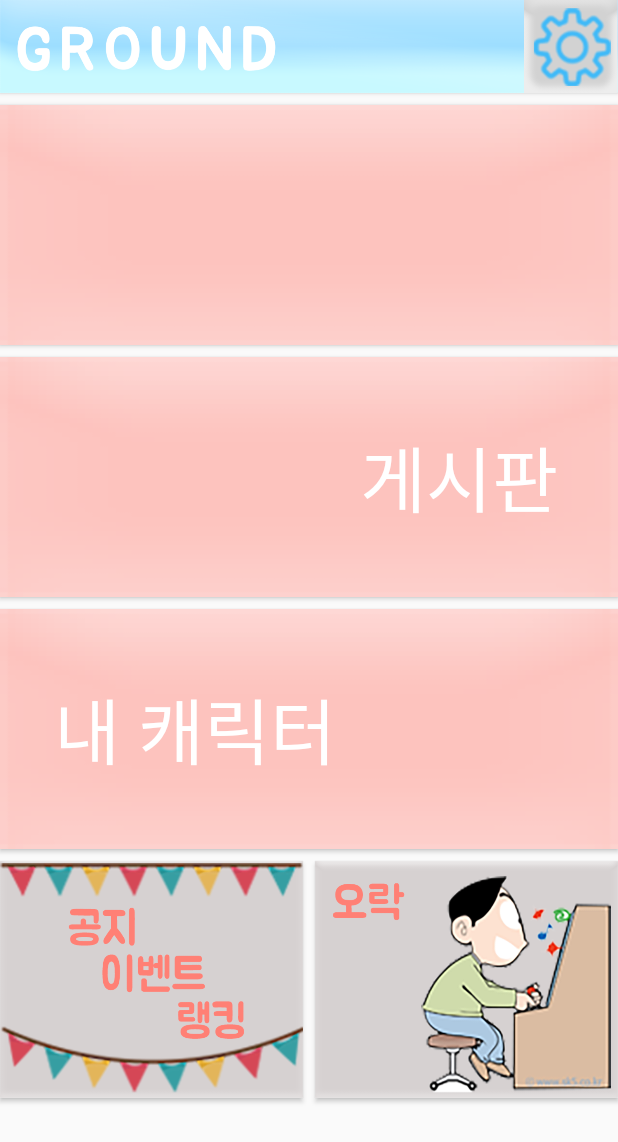
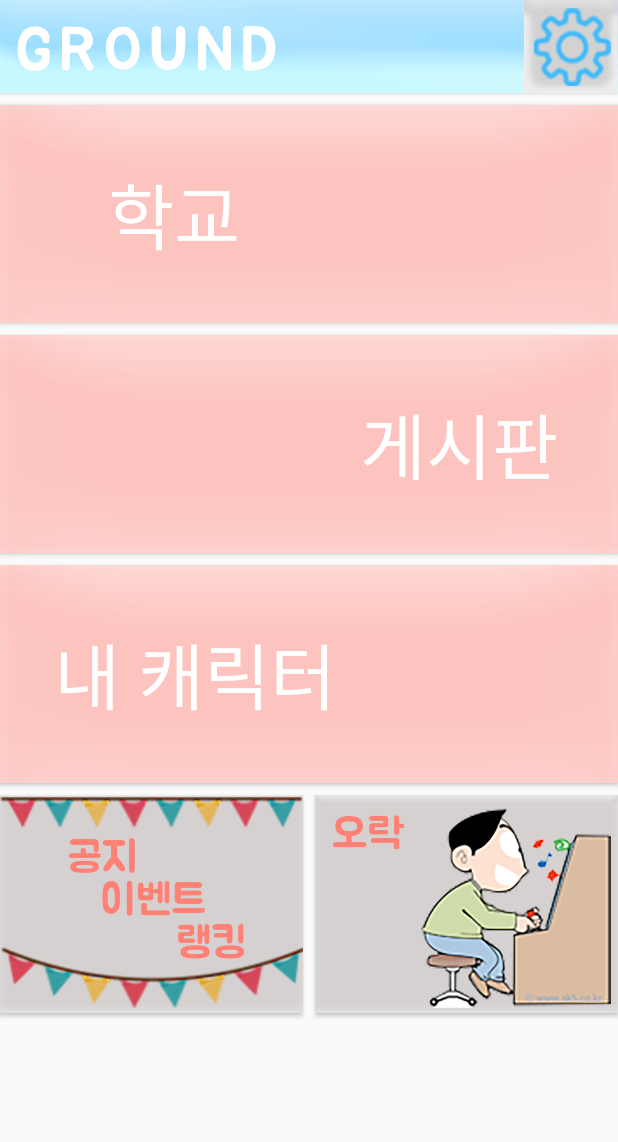
Before and after one commit to sunkim99/Groundd, an Android app: the MainActivity screen opened directly, with no data from a screen before it, on a phone screen of 412 x 824 dp. Shown: the top 1142 px of the screen. Run offline under Robolectric (Android 15) with nearby library versions, the phone set to English and light mode, and no system bars; network calls fail.

Commit message:
0525 - 레이아웃 수정 및 버튼 상호작용 추가

```diff
--- a/app/src/main/res/layout/activity_main.xml
+++ b/app/src/main/res/layout/activity_main.xml
@@ -13,31 +13,30 @@
         android:layout_width="412dp"
         android:layout_height="62dp"
         android:background="@drawable/top_navigator"
-        app:layout_constraintBottom_toBottomOf="parent"
         app:layout_constraintStart_toStartOf="parent"
-        app:layout_constraintTop_toTopOf="parent"
-        app:layout_constraintVertical_bias="0.0" />
+        app:layout_constraintTop_toTopOf="parent" />
 
     <Button
         android:id="@+id/btn_school"
         android:layout_width="412dp"
-        android:layout_height="160dp"
+        android:layout_height="145dp"
         android:layout_marginTop="8dp"
         android:background="@drawable/menu_select_bar"
         android:fontFamily="@font/bm_font"
         android:gravity="fill_vertical"
+        android:text="      학교"
+        android:textAllCaps="true"
         android:textColor="@android:color/background_light"
         android:textSize="48sp"
         android:visibility="visible"
         app:layout_constraintEnd_toEndOf="parent"
         app:layout_constraintStart_toStartOf="parent"
-        app:layout_constraintTop_toBottomOf="@+id/btn_setting"
-        tools:text="      학교" />
+        app:layout_constraintTop_toBottomOf="@+id/btn_setting" />
 
     <Button
         android:id="@+id/btn_board"
         android:layout_width="412dp"
-        android:layout_height="160dp"
+        android:layout_height="145dp"
         android:layout_marginTop="8dp"
         android:background="@drawable/menu_select_bar"
         android:fontFamily="@font/bm_font"
@@ -54,7 +53,7 @@
     <Button
         android:id="@+id/btn_character"
         android:layout_width="412dp"
-        android:layout_height="160dp"
+        android:layout_height="145dp"
         android:layout_marginTop="8dp"
         android:background="@drawable/menu_select_bar"
         android:fontFamily="@font/bm_font"
@@ -71,7 +70,7 @@
     <Button
         android:id="@+id/btn_event"
         android:layout_width="202dp"
-        android:layout_height="158dp"
+        android:layout_height="145dp"
         android:layout_marginTop="8dp"
         android:layout_marginEnd="8dp"
         android:layout_marginRight="8dp"
@@ -79,6 +78,7 @@
         android:visibility="visible"
         app:layout_constraintBottom_toBottomOf="parent"
         app:layout_constraintEnd_toStartOf="@+id/btn_game"
+        app:layout_constraintHorizontal_bias="0.0"
         app:layout_constraintStart_toStartOf="parent"
         app:layout_constraintTop_toBottomOf="@+id/btn_character"
         app:layout_constraintVertical_bias="0.0" />
@@ -86,7 +86,7 @@
     <Button
         android:id="@+id/btn_game"
         android:layout_width="202dp"
-        android:layout_height="158dp"
+        android:layout_height="145dp"
         android:layout_marginTop="8dp"
         android:background="@drawable/main_game_button"
         android:visibility="visible"
```
Also changed, not shown: app/src/main/java/com/example/ground/forum_forum_write.java (+9 -2 lines), app/src/main/java/com/example/ground/forum_image.java (+17 -2 lines), app/src/main/res/layout/activity_forum_forum.xml (+10 -10 lines), app/src/main/res/layout/activity_forum_forum_write.xml (+11 -5 lines), app/src/main/res/layout/activity_forum_image.xml (+11 -2 lines).
